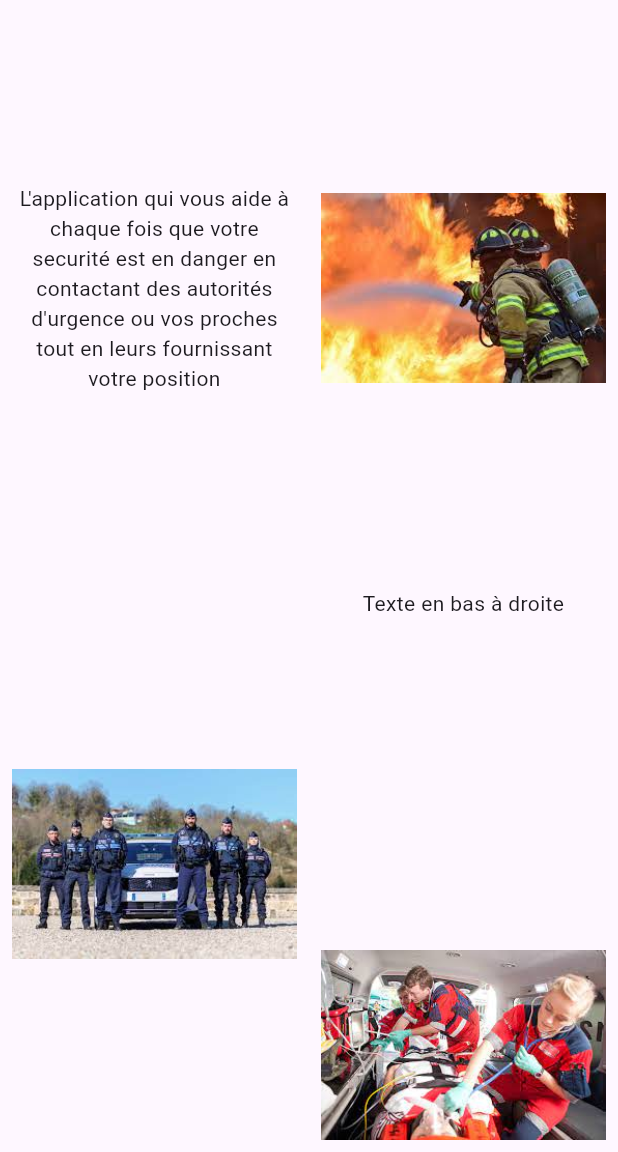
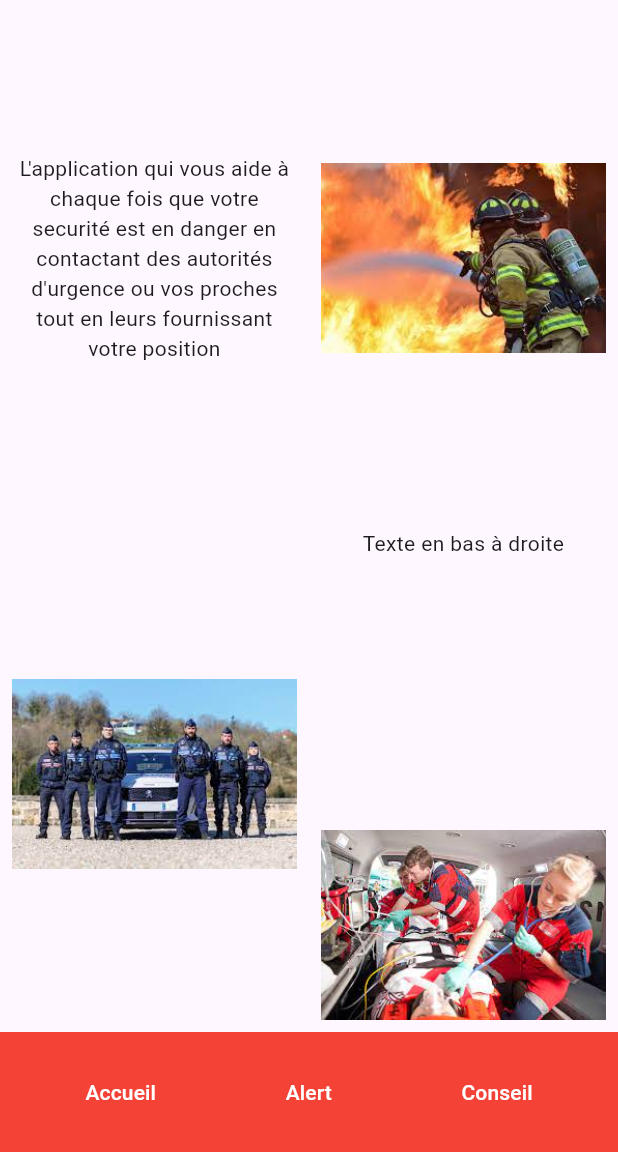
Before and after one commit to amydiallo295/projet_soutenance, a Flutter app: the screen it shows after launch, on a phone screen of 412 x 824 dp, the part 84-1236 px from its top. Run offline on Flutter 3.47's test engine with Material 3 defaults, Android fonts, the phone set to English and light mode, and no system bars; drawn by our look-alikes of badges.

Commit message:
ajout du bottom navigation bar

```diff
--- a/lib/ui/sreens/homePage.dart
+++ b/lib/ui/sreens/homePage.dart
@@ -93,6 +93,41 @@ class HomePage extends StatelessWidget {
             ),
           ],
         ),
+        bottomNavigationBar: BottomAppBar(
+          color: Colors.red, // Couleur du fond
+          child: Row(
+            mainAxisAlignment: MainAxisAlignment.spaceAround,
+            children: [
+              TextButton(
+                onPressed: () {
+                  // Action pour l'accueil
+                },
+                child: Text(
+                  'Accueil',
+                  style: TextStyle(color: Colors.white),
+                ),
+              ),
+              TextButton(
+                onPressed: () {
+                  // Action pour les alertes
+                },
+                child: Text(
+                  'Alert',
+                  style: TextStyle(color: Colors.white),
+                ),
+              ),
+              TextButton(
+                onPressed: () {
+                  // Action pour les conseils
+                },
+                child: Text(
+                  'Conseil',
+                  style: TextStyle(color: Colors.white),
+                ),
+              ),
+            ],
+          ),
+        ),
       ),
     );
   }
```
